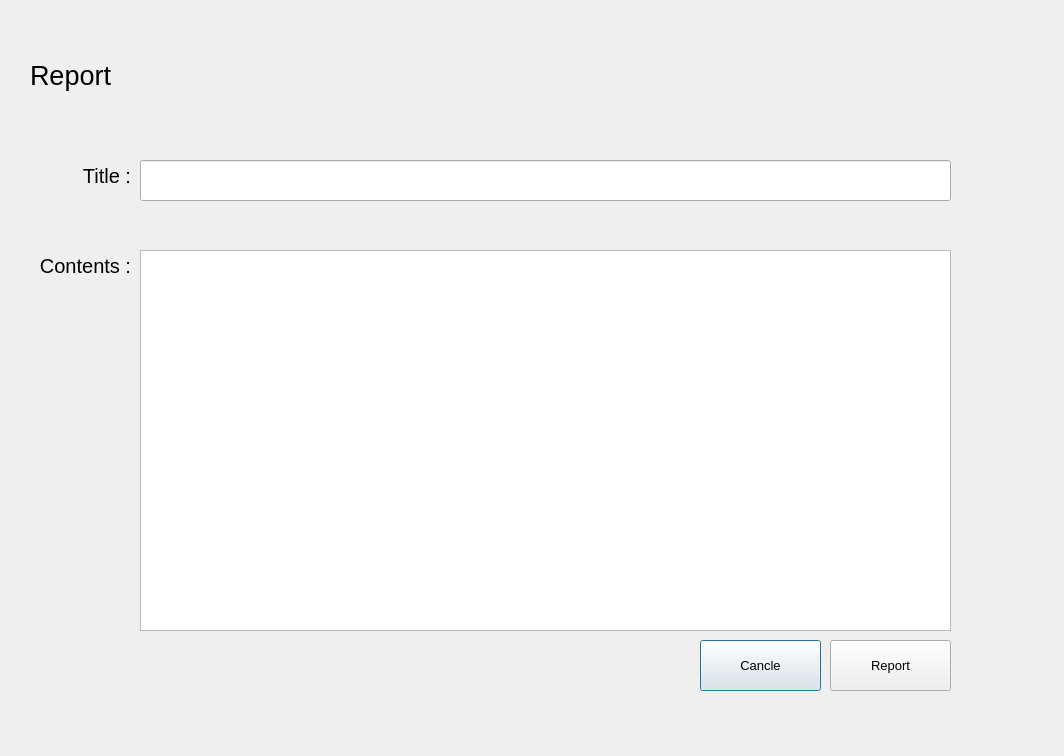
This is UI/ui_folder/Report.ui in 723poil/CIMS_project as Qt 5 draws it before an edit. The edited form follows.
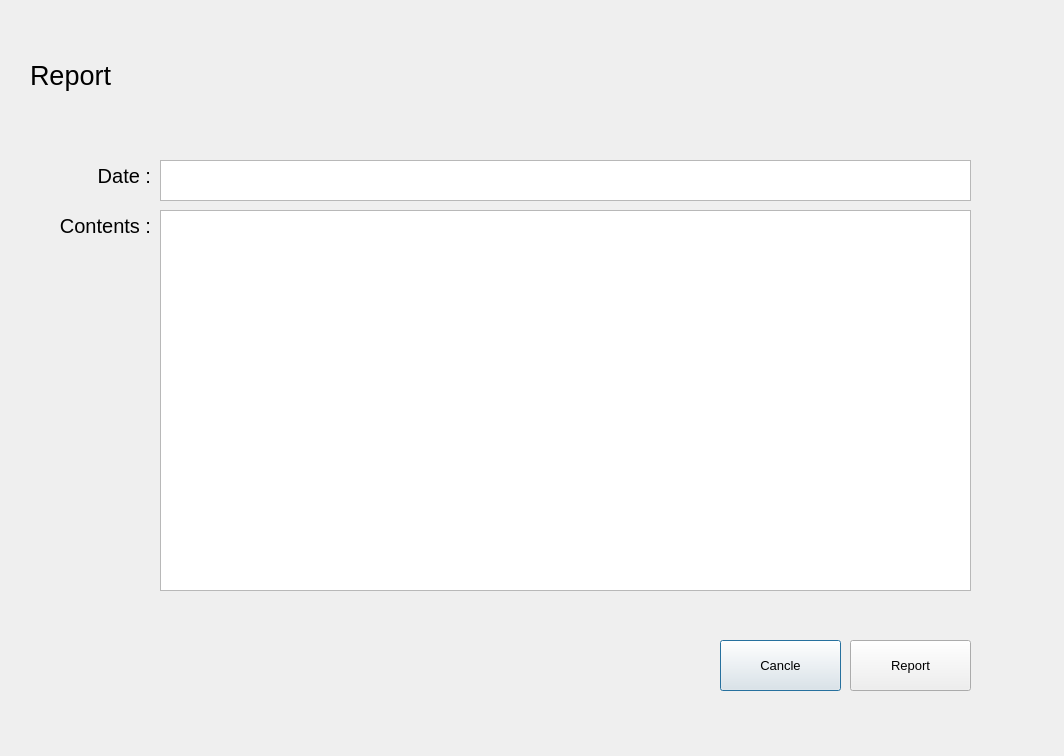
This is the edited form.

The edit to the form file:
```diff
--- a/UI/ui_folder/Report.ui
+++ b/UI/ui_folder/Report.ui
@@ -13,43 +13,11 @@
   <property name="windowTitle">
    <string>Report</string>
   </property>
-  <widget class="QLineEdit" name="TitleLineEdit">
+  <widget class="QTextEdit" name="content">
    <property name="geometry">
     <rect>
-     <x>140</x>
-     <y>160</y>
-     <width>811</width>
-     <height>41</height>
-    </rect>
-   </property>
-  </widget>
-  <widget class="QLabel" name="label">
-   <property name="geometry">
-    <rect>
-     <x>40</x>
-     <y>160</y>
-     <width>91</width>
-     <height>31</height>
-    </rect>
-   </property>
-   <property name="font">
-    <font>
-     <family>Arial</family>
-     <pointsize>15</pointsize>
-    </font>
-   </property>
-   <property name="text">
-    <string>Title :</string>
-   </property>
-   <property name="alignment">
-    <set>Qt::AlignRight|Qt::AlignTrailing|Qt::AlignVCenter</set>
-   </property>
-  </widget>
-  <widget class="QTextEdit" name="ContentsTextEdit">
-   <property name="geometry">
-    <rect>
-     <x>140</x>
-     <y>250</y>
+     <x>160</x>
+     <y>210</y>
      <width>811</width>
      <height>381</height>
     </rect>
@@ -58,7 +26,7 @@
   <widget class="QPushButton" name="CancleButton">
    <property name="geometry">
     <rect>
-     <x>700</x>
+     <x>720</x>
      <y>640</y>
      <width>121</width>
      <height>51</height>
@@ -78,8 +46,8 @@
    <property name="geometry">
     <rect>
      <x>10</x>
-     <y>250</y>
-     <width>121</width>
+     <y>210</y>
+     <width>141</width>
      <height>31</height>
     </rect>
    </property>
@@ -99,7 +67,7 @@
   <widget class="QPushButton" name="ReportButton_2">
    <property name="geometry">
     <rect>
-     <x>830</x>
+     <x>850</x>
      <y>640</y>
      <width>121</width>
      <height>51</height>
@@ -120,7 +88,7 @@
     <rect>
      <x>30</x>
      <y>50</y>
-     <width>101</width>
+     <width>151</width>
      <height>51</height>
     </rect>
    </property>
@@ -134,6 +102,38 @@
     <string>Report</string>
    </property>
   </widget>
+  <widget class="QLabel" name="label_3">
+   <property name="geometry">
+    <rect>
+     <x>60</x>
+     <y>160</y>
+     <width>91</width>
+     <height>31</height>
+    </rect>
+   </property>
+   <property name="font">
+    <font>
+     <family>Arial</family>
+     <pointsize>15</pointsize>
+    </font>
+   </property>
+   <property name="text">
+    <string>Date :</string>
+   </property>
+   <property name="alignment">
+    <set>Qt::AlignRight|Qt::AlignTrailing|Qt::AlignVCenter</set>
+   </property>
+  </widget>
+  <widget class="QTextEdit" name="date">
+   <property name="geometry">
+    <rect>
+     <x>160</x>
+     <y>160</y>
+     <width>811</width>
+     <height>41</height>
+    </rect>
+   </property>
+  </widget>
  </widget>
  <resources/>
  <connections/>
```
